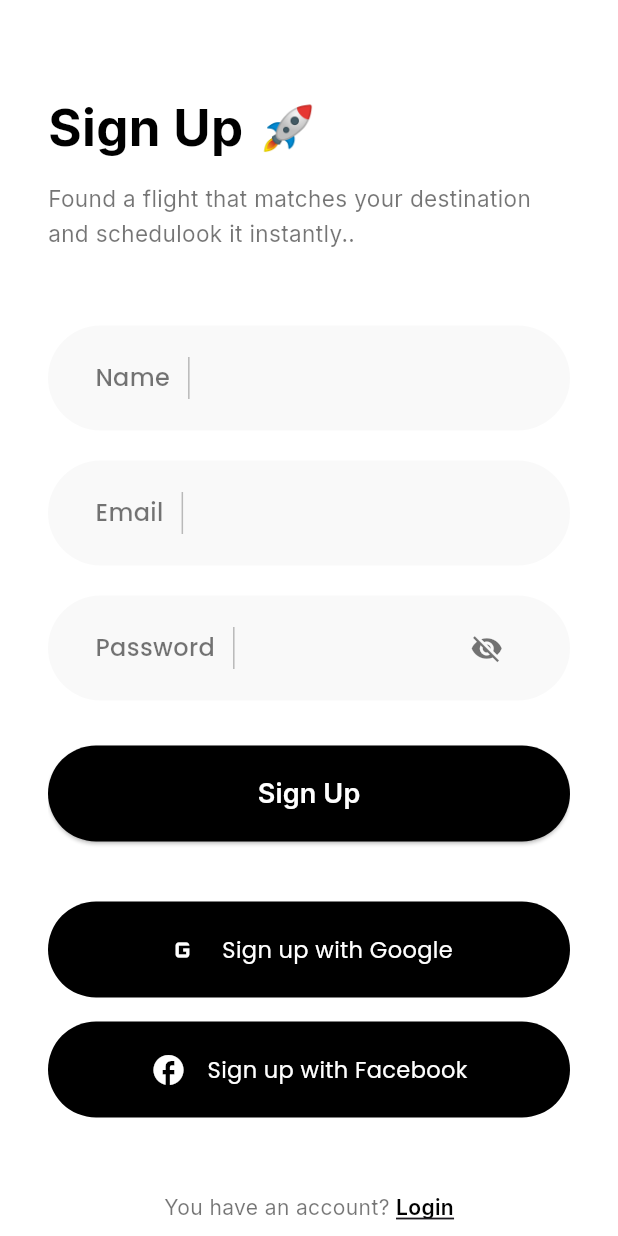
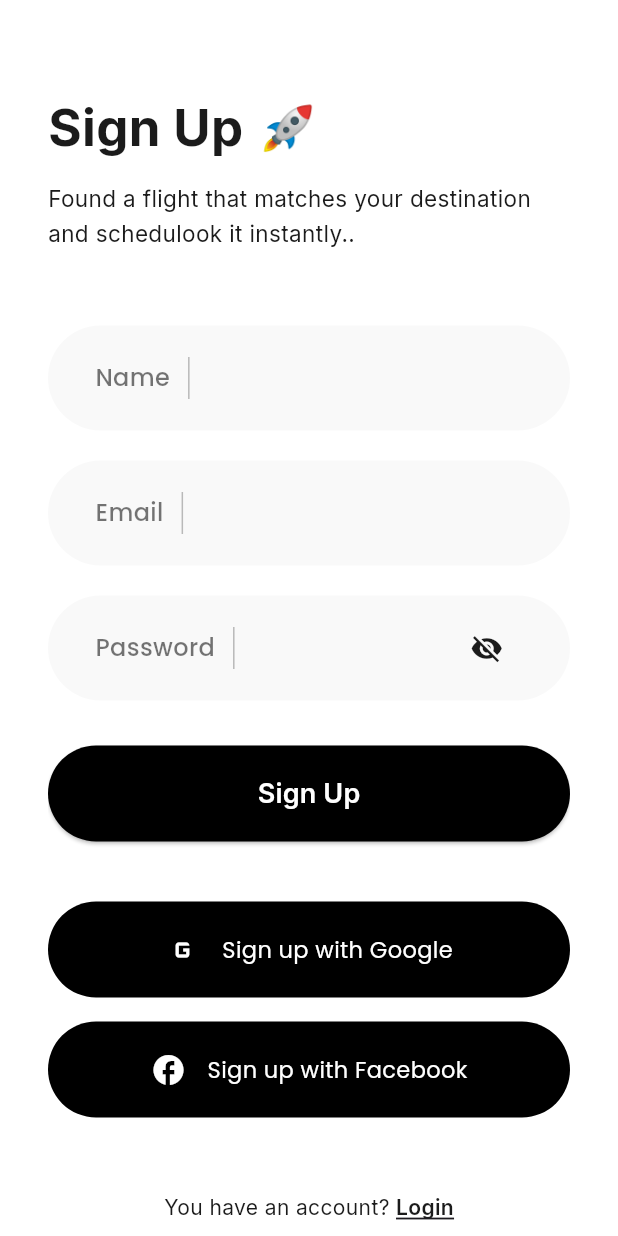
Before and after one commit to chalilnrdn/booky_app, a Flutter app: the RegisterScreen screen opened directly, on a phone screen of 412 x 824 dp. Run offline on Flutter 3.47's test engine with Material 3 defaults, Android fonts, the light colour scheme and no system bars; our stand-ins replace google_fonts, modal_bottom_sheet, table_calendar; accounts and stored records are empty.

Commit message:
major update

```diff
--- a/lib/screens/auth/forgot_password_screen.dart
+++ b/lib/screens/auth/forgot_password_screen.dart
@@ -1,5 +1,6 @@
 import 'package:booky_app/screens/auth/verification_screen.dart';
 import 'package:booky_app/screens/auth/widget/input_field.dart';
+import 'package:booky_app/utils/consts.dart';
 import 'package:flutter/material.dart';
 
 class ForgotPasswordScreen extends StatefulWidget {
@@ -33,7 +34,7 @@ class _ForgotPasswordScreenState extends State<ForgotPasswordScreen> {
 
               Text(
                 "You’ll get messages soon on your e-mail address  a flight that matches your destination.",
-                style: TextStyle(fontSize: 14, color: Colors.black),
+                style: TextStyle(fontSize: 14, color: textColor),
               ),
 
               SizedBox(height: 40),
--- a/lib/screens/auth/register_screen.dart
+++ b/lib/screens/auth/register_screen.dart
@@ -3,6 +3,7 @@ import 'package:booky_app/screens/auth/login_screen.dart';
 import 'package:booky_app/screens/auth/widget/input_field.dart';
 import 'package:booky_app/screens/auth/widget/social_button.dart';
 import 'package:booky_app/screens/home/home_screen.dart';
+import 'package:booky_app/utils/consts.dart';
 import 'package:flutter/material.dart';
 import 'package:google_fonts/google_fonts.dart';
 
@@ -38,7 +39,7 @@ class _RegisterScreenState extends State<RegisterScreen> {
                   style: GoogleFonts.inter(
                     fontSize: 34,
                     fontWeight: FontWeight.bold,
-                    color: Colors.black,
+                    color: textColor,
                   ),
                 ),
                 const SizedBox(height: 12),
@@ -48,7 +49,7 @@ class _RegisterScreenState extends State<RegisterScreen> {
                   "Found a flight that matches your destination\nand schedulook it instantly..",
                   style: GoogleFonts.inter(
                     fontSize: 15,
-                    color: Colors.black54,
+                    color: textColor,
                     height: 1.5,
                   ),
                 ),
@@ -102,7 +103,7 @@ class _RegisterScreenState extends State<RegisterScreen> {
                         obscureText: _obscure,
                         suffixIcon: Icon(
                           _obscure ? Icons.visibility_off : Icons.visibility,
-                          color: Colors.black54,
+                          color: textColor,
                           size: 22,
                         ),
                         onTapSuffix: () => setState(() => _obscure = !_obscure),
@@ -181,7 +182,7 @@ class _RegisterScreenState extends State<RegisterScreen> {
                   children: [
                     Text(
                       "You have an account? ",
-                      style: GoogleFonts.inter(color: Colors.black54),
+                      style: GoogleFonts.inter(color: textColor),
                     ),
                     GestureDetector(
                       onTap: () {
@@ -195,7 +196,7 @@ class _RegisterScreenState extends State<RegisterScreen> {
                       child: Text(
                         "Login",
                         style: GoogleFonts.inter(
-                          color: Colors.black,
+                          color: textColor,
                           fontWeight: FontWeight.w600,
                           decoration: TextDecoration.underline,
                           decorationThickness: 1,
--- a/lib/screens/auth/verification_screen.dart
+++ b/lib/screens/auth/verification_screen.dart
@@ -1,4 +1,5 @@
 import 'package:booky_app/screens/auth/login_screen.dart';
+import 'package:booky_app/utils/consts.dart';
 import 'package:flutter/material.dart';
 
 class VerificationCodeScreen extends StatefulWidget {
@@ -86,7 +87,7 @@ class _VerificationCodeScreenState extends State<VerificationCodeScreen> {
 
               Text(
                 "You'll get messages soon on your e-mail address\na flight that matches your destination.",
-                style: TextStyle(fontSize: 14, color: Colors.black),
+                style: TextStyle(fontSize: 14, color: textColor),
               ),
 
               SizedBox(height: 34),
@@ -139,7 +140,7 @@ class _VerificationCodeScreenState extends State<VerificationCodeScreen> {
                         "Login",
                         style: TextStyle(
                           fontWeight: FontWeight.bold,
-                          color: Colors.black,
+                          color: textColor,
                         ),
                       ),
                     ),
--- a/lib/screens/hotel/hotel_booking_screen.dart
+++ b/lib/screens/hotel/hotel_booking_screen.dart
@@ -2,6 +2,7 @@ import 'package:booky_app/screens/hotel/hotel_screen.dart';
 import 'package:booky_app/screens/hotel/widget/date_selection_sheet.dart';
 import 'package:booky_app/screens/hotel/widget/guest_room_sheet.dart';
 import 'package:booky_app/screens/hotel/widget/map_selection_screen.dart';
+import 'package:booky_app/utils/consts.dart';
 import 'package:flutter/material.dart';
 import 'package:google_fonts/google_fonts.dart';
 
@@ -129,7 +130,7 @@ class _HotelBookingScreenState extends State<HotelBookingScreen> {
             const SizedBox(height: 8),
             Text(
               'Choose your favorite hotel and enjoy the service',
-              style: GoogleFonts.inter(fontSize: 15, color: Colors.white70),
+              style: GoogleFonts.inter(fontSize: 15, color: textColor),
             ),
             const SizedBox(height: 40),
 
--- a/lib/screens/hotel/hotel_screen.dart
+++ b/lib/screens/hotel/hotel_screen.dart
@@ -4,6 +4,7 @@ import 'package:booky_app/models/hotel_model.dart';
 import 'package:booky_app/screens/hotel/widget/filter_bottom_sheet.dart';
 import 'package:booky_app/screens/hotel/widget/hotel_card.dart';
 import 'package:booky_app/screens/hotel/widget/short_bottom_sheet.dart';
+import 'package:booky_app/utils/consts.dart';
 import 'package:flutter/material.dart';
 
 
@@ -252,7 +253,7 @@ class _HotelsPageState extends State<HotelsPage> {
                    ? const Center(
                        child: Text(
                          "No hotels found",
-                         style: TextStyle(color: Colors.black54),
+                         style: TextStyle(color: textColor),
                        ),
                      )
                    : ListView.builder(
--- a/lib/screens/hotel/widget/date_selection_sheet.dart
+++ b/lib/screens/hotel/widget/date_selection_sheet.dart
@@ -1,3 +1,4 @@
+import 'package:booky_app/utils/consts.dart';
 import 'package:flutter/material.dart';
 import 'package:table_calendar/table_calendar.dart';
 
@@ -129,7 +130,7 @@ class _DateSelectionSheetState extends State<DateSelectionSheet> {
 
              // Teks hari biasa & weekend
              defaultTextStyle: const TextStyle(
-               color: Colors.black,
+               color: textColor,
                fontWeight: FontWeight.bold,
                fontSize: 15,
              ),
@@ -180,7 +181,7 @@ class _DateSelectionSheetState extends State<DateSelectionSheet> {
                  onPressed: () => Navigator.pop(context),
                  child: const Text(
                    'Cancel',
-                   style: TextStyle(color: Colors.black54, fontSize: 16),
+                   style: TextStyle(color: textColor, fontSize: 16),
                  ),
                ),
              ),
--- a/lib/screens/hotel/widget/guest_room_sheet.dart
+++ b/lib/screens/hotel/widget/guest_room_sheet.dart
@@ -1,4 +1,5 @@
 // lib/screens/guest_room_sheet.dart
+import 'package:booky_app/utils/consts.dart';
 import 'package:flutter/material.dart';
 import 'package:google_fonts/google_fonts.dart';
 
@@ -105,7 +106,7 @@ class _GuestRoomSheetState extends State<GuestRoomSheet> {
                  onPressed: () => Navigator.pop(context),
                  child: const Text(
                    'Cancel',
-                   style: TextStyle(color: Colors.black54, fontSize: 16), // tetap abu biar beda
+                   style: TextStyle(color: textColor, fontSize: 16), // tetap abu biar beda
                  ),
                ),
              ),
@@ -158,7 +159,7 @@ class _GuestRoomSheetState extends State<GuestRoomSheet> {
          CircleAvatar(
            radius: 22,
            backgroundColor: iconColor,
-           child: Icon(icon, color: Colors.black54, size: 26),
+           child: Icon(icon, color: textColor, size: 26),
          ),
          const SizedBox(width: 16),
          Expanded(
--- a/lib/screens/hotel/widget/map_selection_screen.dart
+++ b/lib/screens/hotel/widget/map_selection_screen.dart
@@ -1,3 +1,4 @@
+import 'package:booky_app/utils/consts.dart';
 import 'package:flutter/material.dart';
 import 'package:google_fonts/google_fonts.dart';
 
@@ -67,13 +68,13 @@ class _MapSelectionScreenState extends State<MapSelectionScreen> {
              child: TextField(
                controller: _controller,
                autofocus: true,
-               style: const TextStyle(color: Colors.black, fontSize: 16),
+               style: const TextStyle(color: textColor, fontSize: 16),
                cursorColor: Colors.black,
                decoration: InputDecoration(
                  hintText: 'Search your destination',
                  hintStyle: const TextStyle(color: Colors.grey),
                  border: InputBorder.none,
-                 prefixIcon: const Icon(Icons.search, color: Colors.black54),
+                 prefixIcon: const Icon(Icons.search, color: textColor),
                  contentPadding: const EdgeInsets.symmetric(vertical: 16),
                ),
              ),
```
Also changed, not shown: lib/screens/auth/login_screen.dart (+5 -4 lines), lib/screens/hotel/hotel_detail_screen.dart (+6 -5 lines), lib/screens/hotel/widget/filter_bottom_sheet.dart (+8 -7 lines), lib/screens/hotel/widget/hotel_card.dart (+4 -3 lines), lib/screens/hotel/widget/short_bottom_sheet.dart (+5 -4 lines).
